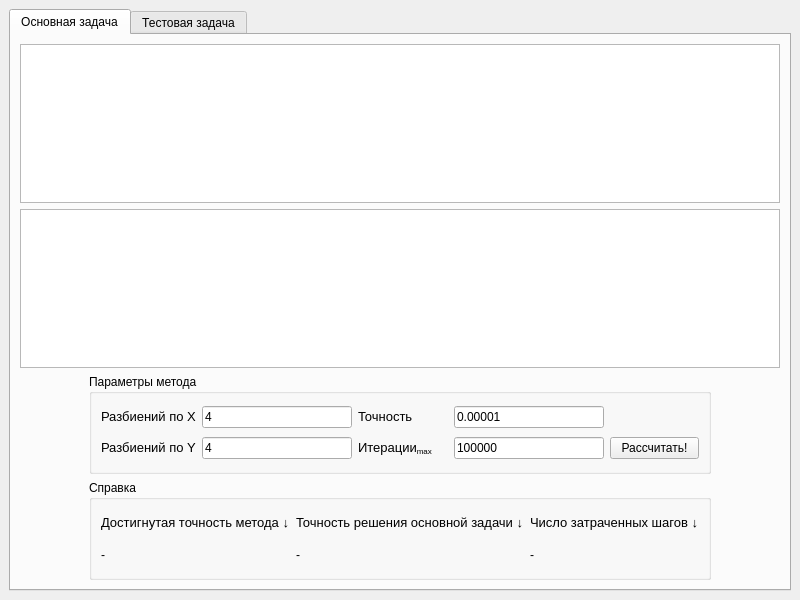
tosharybkin/numerical_analysis_lab_04, file mainwindow.ui: the form before one commit.
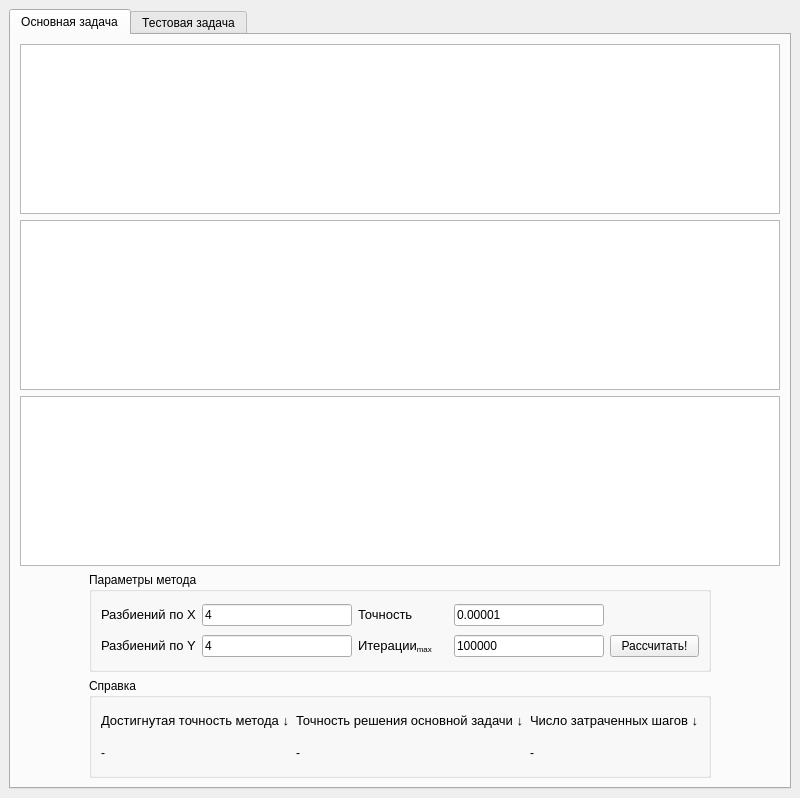
The form after the commit.

```diff
--- a/mainwindow.ui
+++ b/mainwindow.ui
@@ -7,7 +7,7 @@
     <x>0</x>
     <y>0</y>
     <width>800</width>
-    <height>600</height>
+    <height>798</height>
    </rect>
   </property>
   <property name="windowTitle">
@@ -31,20 +31,7 @@
         <string>Основная задача</string>
        </attribute>
        <layout class="QGridLayout" name="gridLayout_4">
-        <item row="2" column="2">
-         <spacer name="horizontalSpacer_2">
-          <property name="orientation">
-           <enum>Qt::Horizontal</enum>
-          </property>
-          <property name="sizeHint" stdset="0">
-           <size>
-            <width>40</width>
-            <height>20</height>
-           </size>
-          </property>
-         </spacer>
-        </item>
-        <item row="2" column="1">
+        <item row="3" column="1">
          <widget class="QGroupBox" name="groupBox">
           <property name="minimumSize">
            <size>
@@ -152,7 +139,65 @@
           </layout>
          </widget>
         </item>
-        <item row="3" column="1">
+        <item row="3" column="0">
+         <spacer name="horizontalSpacer">
+          <property name="orientation">
+           <enum>Qt::Horizontal</enum>
+          </property>
+          <property name="sizeHint" stdset="0">
+           <size>
+            <width>40</width>
+            <height>20</height>
+           </size>
+          </property>
+         </spacer>
+        </item>
+        <item row="1" column="0" colspan="3">
+         <widget class="QTableWidget" name="out_table_2_main">
+          <property name="toolTip">
+           <string>&lt;html&gt;&lt;head/&gt;&lt;body&gt;&lt;p&gt;&lt;span style=&quot; font-size:12pt;&quot;&gt;V2&lt;/span&gt;&lt;/p&gt;&lt;/body&gt;&lt;/html&gt;</string>
+          </property>
+          <property name="verticalScrollMode">
+           <enum>QAbstractItemView::ScrollPerPixel</enum>
+          </property>
+          <property name="horizontalScrollMode">
+           <enum>QAbstractItemView::ScrollPerPixel</enum>
+          </property>
+          <attribute name="horizontalHeaderDefaultSectionSize">
+           <number>120</number>
+          </attribute>
+         </widget>
+        </item>
+        <item row="0" column="0" colspan="3">
+         <widget class="QTableWidget" name="out_table_main">
+          <property name="toolTip">
+           <string>&lt;html&gt;&lt;head/&gt;&lt;body&gt;&lt;p&gt;&lt;span style=&quot; font-size:12pt;&quot;&gt;V&lt;/span&gt;&lt;/p&gt;&lt;/body&gt;&lt;/html&gt;</string>
+          </property>
+          <property name="verticalScrollMode">
+           <enum>QAbstractItemView::ScrollPerPixel</enum>
+          </property>
+          <property name="horizontalScrollMode">
+           <enum>QAbstractItemView::ScrollPerPixel</enum>
+          </property>
+          <attribute name="horizontalHeaderDefaultSectionSize">
+           <number>120</number>
+          </attribute>
+         </widget>
+        </item>
+        <item row="3" column="2">
+         <spacer name="horizontalSpacer_2">
+          <property name="orientation">
+           <enum>Qt::Horizontal</enum>
+          </property>
+          <property name="sizeHint" stdset="0">
+           <size>
+            <width>40</width>
+            <height>20</height>
+           </size>
+          </property>
+         </spacer>
+        </item>
+        <item row="4" column="1">
          <widget class="QGroupBox" name="groupBox_2">
           <property name="minimumSize">
            <size>
@@ -215,8 +260,17 @@
           </layout>
          </widget>
         </item>
-        <item row="0" column="0" colspan="3">
-         <widget class="QTableWidget" name="out_table_main">
+        <item row="2" column="0" colspan="3">
+         <widget class="QTableWidget" name="out_table_3_main">
+          <property name="toolTip">
+           <string>&lt;html&gt;&lt;head/&gt;&lt;body&gt;&lt;p&gt;&lt;span style=&quot; font-size:12pt;&quot;&gt;|V - V2|&lt;/span&gt;&lt;/p&gt;&lt;/body&gt;&lt;/html&gt;</string>
+          </property>
+          <property name="toolTipDuration">
+           <number>-1</number>
+          </property>
+          <property name="whatsThis">
+           <string>&lt;html&gt;&lt;head/&gt;&lt;body&gt;&lt;p&gt;&lt;span style=&quot; font-size:12pt;&quot;&gt;|V - V2|&lt;/span&gt;&lt;/p&gt;&lt;/body&gt;&lt;/html&gt;</string>
+          </property>
           <property name="verticalScrollMode">
            <enum>QAbstractItemView::ScrollPerPixel</enum>
           </property>
@@ -224,33 +278,10 @@
            <enum>QAbstractItemView::ScrollPerPixel</enum>
           </property>
           <attribute name="horizontalHeaderDefaultSectionSize">
-           <number>130</number>
+           <number>120</number>
           </attribute>
          </widget>
         </item>
-        <item row="2" column="0">
-         <spacer name="horizontalSpacer">
-          <property name="orientation">
-           <enum>Qt::Horizontal</enum>
-          </property>
-          <property name="sizeHint" stdset="0">
-           <size>
-            <width>40</width>
-            <height>20</height>
-           </size>
-          </property>
-         </spacer>
-        </item>
-        <item row="1" column="0" colspan="3">
-         <widget class="QTableWidget" name="out_table_2_main">
-          <property name="verticalScrollMode">
-           <enum>QAbstractItemView::ScrollPerPixel</enum>
-          </property>
-          <property name="horizontalScrollMode">
-           <enum>QAbstractItemView::ScrollPerPixel</enum>
-          </property>
-         </widget>
-        </item>
        </layout>
       </widget>
       <widget class="QWidget" name="tab_4">
```
Left out of the diff: 83 changed lines with no effect on the pictures.
